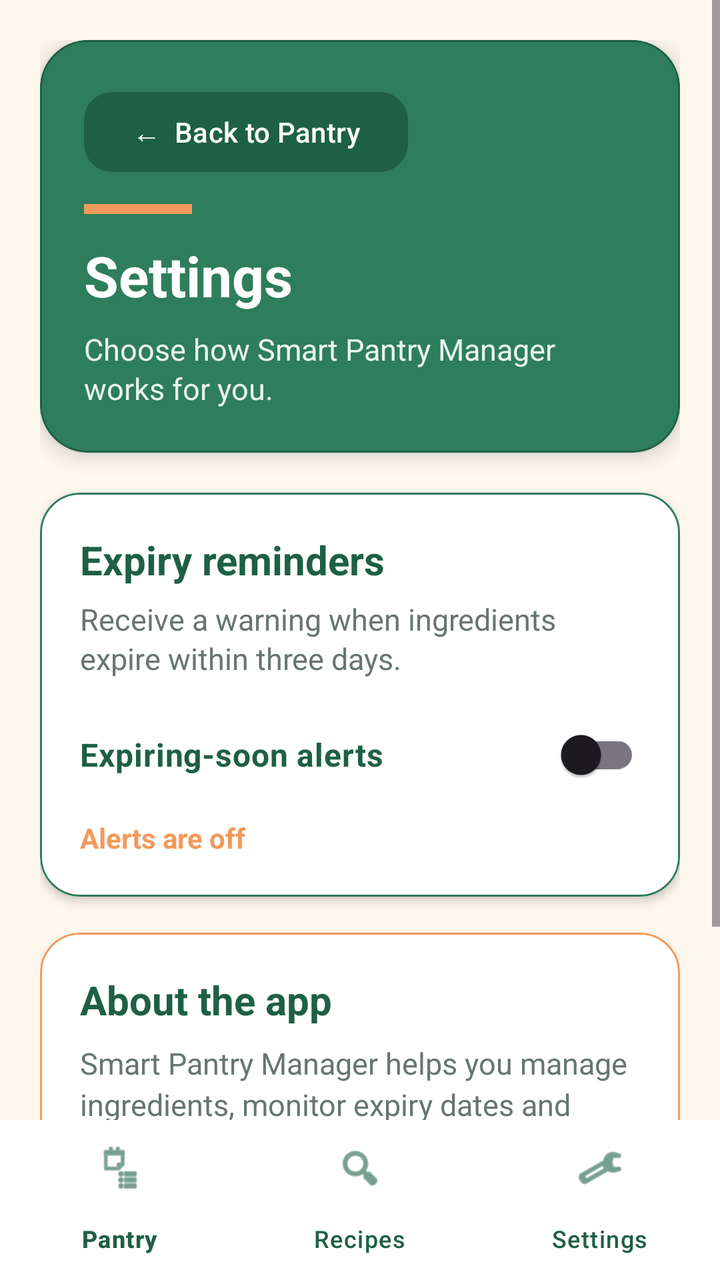
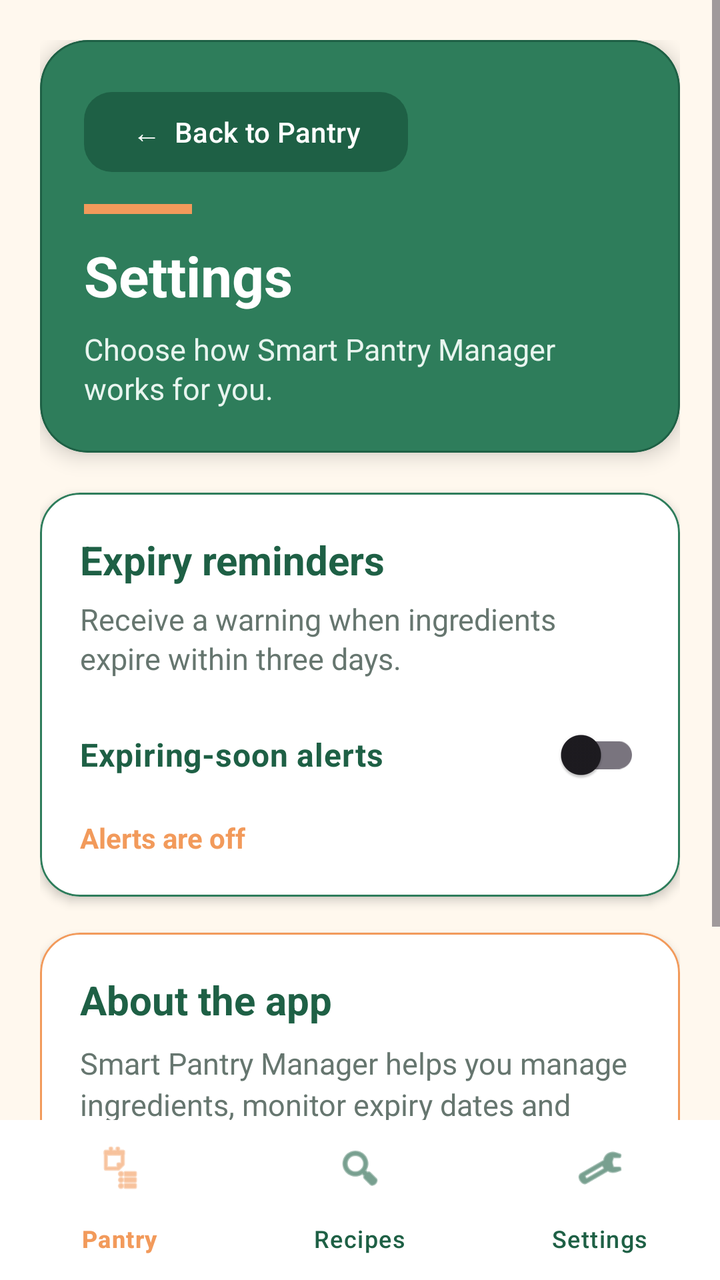

Compare the two renders of this Android layout. The source of the first and the diff that turns it into the second are given below.
<!-- AndroidManifest.xml: application theme Theme.SmartPantryManager -->
<!-- res/layout/activity_settings.xml -->
<?xml version="1.0" encoding="utf-8"?>
<LinearLayout
    xmlns:android="http://schemas.android.com/apk/res/android"
    xmlns:app="http://schemas.android.com/apk/res-auto"
    android:id="@+id/main"
    android:layout_width="match_parent"
    android:layout_height="match_parent"
    android:background="@color/pantry_background"
    android:orientation="vertical">

    
    <ScrollView
        android:layout_width="match_parent"
        android:layout_height="0dp"
        android:layout_weight="1"
        android:fillViewport="true">

        <LinearLayout
            android:layout_width="match_parent"
            android:layout_height="wrap_content"
            android:orientation="vertical"
            android:padding="20dp">

            
            <com.google.android.material.card.MaterialCardView
                android:layout_width="match_parent"
                android:layout_height="wrap_content"
                android:layout_marginBottom="20dp"
                app:cardBackgroundColor="@color/pantry_green"
                app:cardCornerRadius="24dp"
                app:cardElevation="6dp"
                app:strokeColor="@color/pantry_green_dark"
                app:strokeWidth="1dp">

                <LinearLayout
                    android:layout_width="match_parent"
                    android:layout_height="wrap_content"
                    android:orientation="vertical"
                    android:padding="22dp">

                    <com.google.android.material.button.MaterialButton
                        android:id="@+id/buttonBackFromSettings"
                        android:layout_width="wrap_content"
                        android:layout_height="wrap_content"
                        android:layout_marginBottom="12dp"
                        android:text="←  Back to Pantry"
                        android:textAllCaps="false"
                        android:textColor="@android:color/white"
                        app:backgroundTint="@color/pantry_green_dark"
                        app:cornerRadius="14dp" />

                    <View
                        android:layout_width="54dp"
                        android:layout_height="5dp"
                        android:layout_marginBottom="12dp"
                        android:background="@color/pantry_orange" />

                    <TextView
                        android:layout_width="wrap_content"
                        android:layout_height="wrap_content"
                        android:text="Settings"
                        android:textColor="@android:color/white"
                        android:textSize="28sp"
                        android:textStyle="bold" />

                    <TextView
                        android:layout_width="match_parent"
                        android:layout_height="wrap_content"
                        android:layout_marginTop="8dp"
                        android:text="Choose how Smart Pantry Manager works for you."
                        android:textColor="#E8F5EF"
                        android:textSize="15sp"
                        android:lineSpacingExtra="2dp" />

                </LinearLayout>

            </com.google.android.material.card.MaterialCardView>

            
            <com.google.android.material.card.MaterialCardView
                android:layout_width="match_parent"
                android:layout_height="wrap_content"
                android:layout_marginBottom="18dp"
                app:cardBackgroundColor="@color/pantry_card"
                app:cardCornerRadius="20dp"
                app:cardElevation="3dp"
                app:strokeColor="@color/pantry_green"
                app:strokeWidth="1dp">

                <LinearLayout
                    android:layout_width="match_parent"
                    android:layout_height="wrap_content"
                    android:orientation="vertical"
                    android:padding="20dp">

                    <TextView
                        android:layout_width="wrap_content"
                        android:layout_height="wrap_content"
                        android:text="Expiry reminders"
                        android:textColor="@color/pantry_green_dark"
                        android:textSize="20sp"
                        android:textStyle="bold" />

                    <TextView
                        android:layout_width="match_parent"
                        android:layout_height="wrap_content"
                        android:layout_marginTop="6dp"
                        android:text="Receive a warning when ingredients expire within three days."
                        android:textColor="@color/pantry_text_muted"
                        android:textSize="15sp"
                        android:lineSpacingExtra="2dp" />

                    <com.google.android.material.switchmaterial.SwitchMaterial
                        android:id="@+id/switchExpiryAlerts"
                        android:layout_width="match_parent"
                        android:layout_height="wrap_content"
                        android:layout_marginTop="14dp"
                        android:text="Expiring-soon alerts"
                        android:textColor="@color/pantry_green_dark"
                        android:textSize="16sp"
                        android:textStyle="bold" />

                    <TextView
                        android:id="@+id/textExpiryAlertStatus"
                        android:layout_width="wrap_content"
                        android:layout_height="wrap_content"
                        android:layout_marginTop="8dp"
                        android:text="Alerts are off"
                        android:textColor="@color/pantry_orange"
                        android:textSize="14sp"
                        android:textStyle="bold" />

                </LinearLayout>

            </com.google.android.material.card.MaterialCardView>

            
            <com.google.android.material.card.MaterialCardView
                android:layout_width="match_parent"
                android:layout_height="wrap_content"
                app:cardBackgroundColor="@color/pantry_card"
                app:cardCornerRadius="20dp"
                app:cardElevation="3dp"
                app:strokeColor="@color/pantry_orange"
                app:strokeWidth="1dp">

                <LinearLayout
                    android:layout_width="match_parent"
                    android:layout_height="wrap_content"
                    android:orientation="vertical"
                    android:padding="20dp">

                    <TextView
                        android:layout_width="wrap_content"
                        android:layout_height="wrap_content"
                        android:text="About the app"
                        android:textColor="@color/pantry_green_dark"
                        android:textSize="20sp"
                        android:textStyle="bold" />

                    <TextView
                        android:layout_width="match_parent"
                        android:layout_height="wrap_content"
                        android:layout_marginTop="8dp"
                        android:text="Smart Pantry Manager helps you manage ingredients, monitor expiry dates and discover recipes using the food already in your pantry."
                        android:textColor="@color/pantry_text_muted"
                        android:textSize="15sp"
                        android:lineSpacingExtra="3dp" />

                    <TextView
                        android:layout_width="wrap_content"
                        android:layout_height="wrap_content"
                        android:layout_marginTop="14dp"
                        android:text="Version 1.0"
                        android:textColor="@color/pantry_orange"
                        android:textSize="14sp"
                        android:textStyle="bold" />

                </LinearLayout>

            </com.google.android.material.card.MaterialCardView>

        </LinearLayout>

    </ScrollView>

    
    <com.google.android.material.bottomnavigation.BottomNavigationView
        android:id="@+id/bottomNavigation"
        android:layout_width="match_parent"
        android:layout_height="wrap_content"
        android:background="@android:color/white"
        android:elevation="12dp"
        app:itemIconTint="@color/pantry_green_dark"
        app:itemTextColor="@color/pantry_green_dark"
        app:labelVisibilityMode="labeled"
        app:menu="@menu/bottom_navigation_menu" />

</LinearLayout>
<!-- resources referenced by this layout -->
<resources>
  <color name="pantry_background">#FFF8EE</color>
  <color name="pantry_card">#FFFFFF</color>
  <color name="pantry_green">#2E7D5B</color>
  <color name="pantry_green_dark">#1E6045</color>
  <color name="pantry_orange">#F29A5B</color>
  <color name="pantry_text_muted">#66766F</color>
  <style name="Theme.SmartPantryManager" parent="Base.Theme.SmartPantryManager" />
  <style name="Base.Theme.SmartPantryManager" parent="Theme.Material3.DayNight.NoActionBar">
          
          
      </style>
</resources>

<!-- the commit's change to res/layout/activity_settings.xml (unified diff, before → after) -->
@@ -191,8 +191,8 @@
         android:layout_height="wrap_content"
         android:background="@android:color/white"
         android:elevation="12dp"
-        app:itemIconTint="@color/pantry_green_dark"
-        app:itemTextColor="@color/pantry_green_dark"
+        app:itemIconTint="@color/bottom_navigation_colors"
+        app:itemTextColor="@color/bottom_navigation_colors"
         app:labelVisibilityMode="labeled"
         app:menu="@menu/bottom_navigation_menu" />
 
